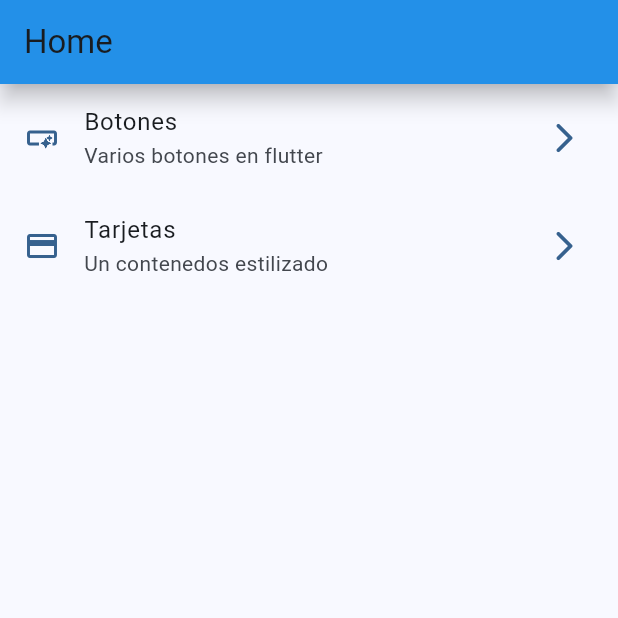
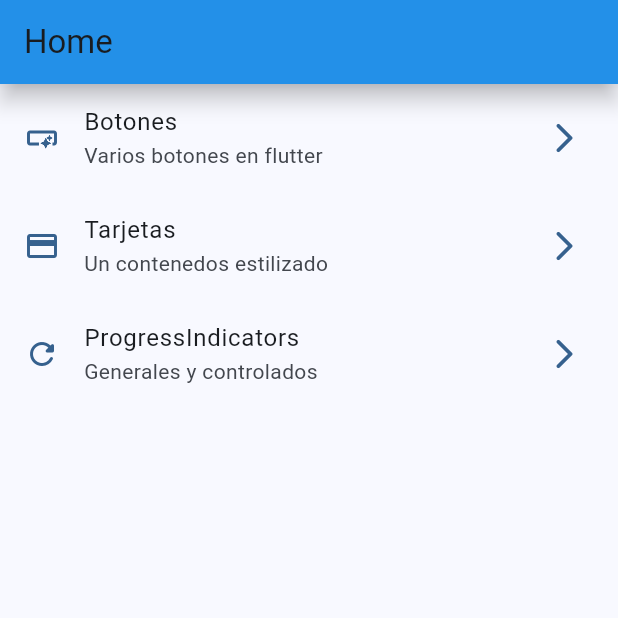
Before and after one commit to rafaelgamezdiaz/widgets_app, a Flutter app: the screen it shows after launch, on a phone screen of 412 x 824 dp, the top half of it. Run offline on Flutter 3.47's test engine with Material 3 defaults, Android fonts, the phone set to English and light mode, and no system bars; our stand-ins replace go_router.

Commit message:
progress indicator

```diff
--- a/lib/config/menu/menu_items.dart
+++ b/lib/config/menu/menu_items.dart
@@ -27,4 +27,10 @@ const appMenuItems = <MenuItems>[
     link: '/cards',
     icon: Icons.credit_card,
   ),
+  MenuItems(
+    title: 'ProgressIndicators',
+    subTitle: 'Generales y controlados',
+    link: '/progress',
+    icon: Icons.refresh_rounded,
+  ),
 ];
--- a/lib/config/router/app_router.dart
+++ b/lib/config/router/app_router.dart
@@ -4,10 +4,10 @@ import 'package:widgets_app/presentation/screens/screens.dart';
 
 /// The route configuration.
 final GoRouter appRouter = GoRouter(
-  initialLocation: '/home',
+  initialLocation: '/',
   routes: <RouteBase>[
     GoRoute(
-      path: '/home',
+      path: '/',
       name: HomeScreen.name,
       builder:
           (BuildContext context, GoRouterState state) => const HomeScreen(),
@@ -24,5 +24,11 @@ final GoRouter appRouter = GoRouter(
       builder:
           (BuildContext context, GoRouterState state) => const CardsScreen(),
     ),
+    GoRoute(
+      path: '/progress',
+      name: ProgressScreen.name,
+      builder:
+          (BuildContext context, GoRouterState state) => const ProgressScreen(),
+    ),
   ],
 );
```
Also changed, not shown: lib/presentation/screens/progress/progress_screen.dart (+73 -1 lines), 1 other file.
